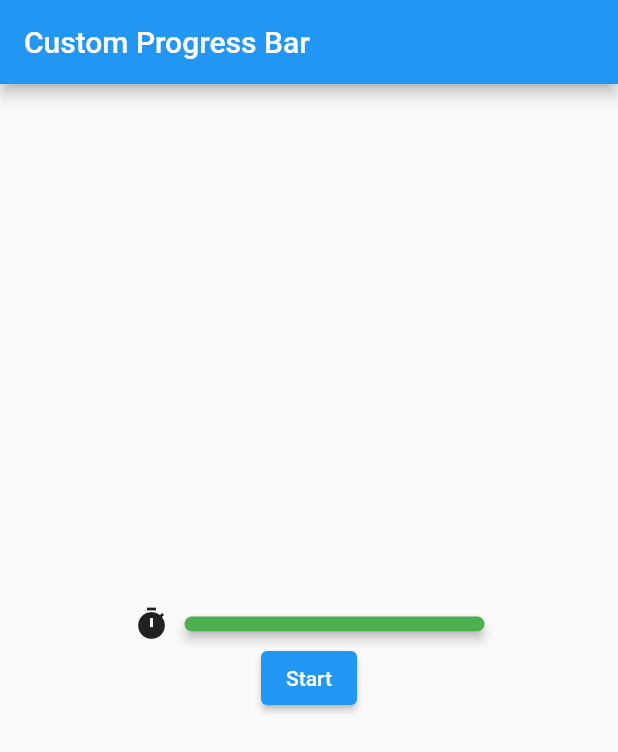
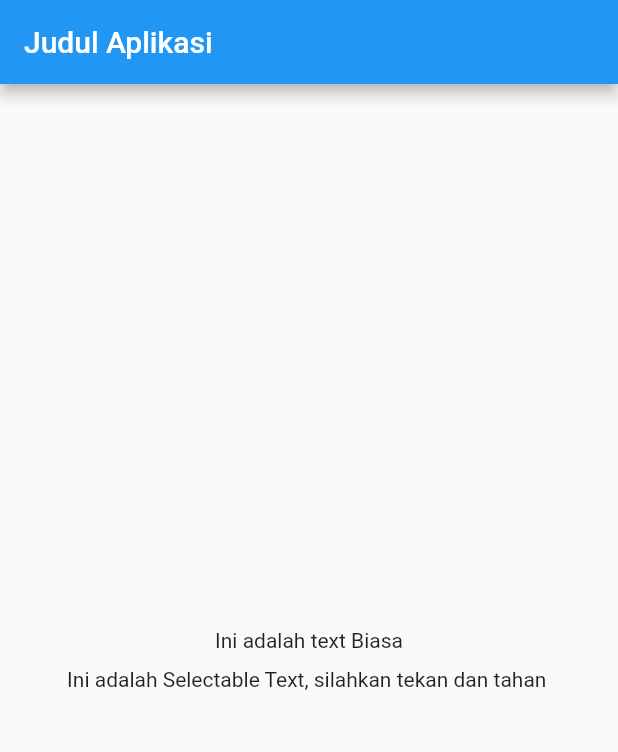
Before and after one commit to askaerlangga/belajar_flutter_dasar, a Flutter app: the screen it shows after launch, on a phone screen of 412 x 824 dp. Shown: the top 752 px of the screen. Run offline on Flutter 3.47's test engine with Material 2 defaults, Android fonts, the phone set to English and light mode, and no system bars.

Commit message:
SelectableText

```diff
--- a/lib/main.dart
+++ b/lib/main.dart
@@ -1,52 +1,36 @@
-import 'dart:async';
-
-import 'package:belajar_flutter_dasar/progress_bar.dart';
-import 'package:belajar_flutter_dasar/time_state.dart';
 import 'package:flutter/material.dart';
-import 'package:provider/provider.dart';
 
 void main() {
-  runApp(MyApp());
+  runApp(const MyApp());
 }
 
-class MyApp extends StatelessWidget {
-  MyApp({Key? key}) : super(key: key);
+class MyApp extends StatefulWidget {
+  const MyApp({Key? key}) : super(key: key);
 
+  @override
+  State<MyApp> createState() => _MyAppState();
+}
+
+class _MyAppState extends State<MyApp> {
   @override
   Widget build(BuildContext context) {
     return MaterialApp(
       home: Scaffold(
         appBar: AppBar(
-          title: Text('Custom Progress Bar'),
+          title: Text('Judul Aplikasi'),
         ),
         body: Center(
-          child: ChangeNotifierProvider(
-            create: (context) => TimeState(),
             child: Column(
-              mainAxisAlignment: MainAxisAlignment.center,
-              crossAxisAlignment: CrossAxisAlignment.center,
-              children: [
-                Consumer<TimeState>(
-                  builder: (context, timeState, _) => CustomProgressBar(
-                    200,
-                    timeState.time,
-                    15,
-                  ),
-                ),
-                Consumer<TimeState>(
-                    builder: (context, timeState, _) => ElevatedButton(
-                        onPressed: () {
-                          Timer.periodic(Duration(seconds: 1), (timer) {
-                            (timeState.time == 0)
-                                ? timer.cancel()
-                                : timeState.time -= 1;
-                          });
-                        },
-                        child: Text('Start')))
-              ],
+          mainAxisAlignment: MainAxisAlignment.center,
+          children: <Widget>[
+            Text('Ini adalah text Biasa'),
+            SizedBox(
+              height: 10,
             ),
-          ),
-        ),
+            SelectableText(
+                'Ini adalah Selectable Text, silahkan tekan dan tahan'),
+          ],
+        )),
       ),
     );
   }
--- a/lib/progress_bar.dart
+++ /dev/null
@@ -1,47 +0,0 @@
-import 'package:flutter/material.dart';
-
-class CustomProgressBar extends StatelessWidget {
-  final double width;
-  final int value;
-  final int totalValue;
-
-  CustomProgressBar(this.width, this.value, this.totalValue);
-
-  @override
-  Widget build(BuildContext context) {
-    double ratio = value / totalValue;
-    return Row(
-      mainAxisAlignment: MainAxisAlignment.center,
-      children: <Widget>[
-        Container(margin: EdgeInsets.only(right: 10), child: Icon(Icons.timer)),
-        Stack(
-          children: <Widget>[
-            Container(
-              width: width,
-              height: 10,
-              decoration: BoxDecoration(
-                  color: Colors.grey.shade400,
-                  borderRadius: BorderRadius.circular(5)),
-            ),
-            Material(
-              elevation: 3,
-              borderRadius: BorderRadius.circular(5),
-              child: AnimatedContainer(
-                height: 10,
-                width: width * ratio,
-                duration: Duration(milliseconds: 500),
-                decoration: BoxDecoration(
-                    color: (ratio < 0.3)
-                        ? Colors.red
-                        : (ratio < 0.5)
-                            ? Colors.amber
-                            : Colors.green,
-                    borderRadius: BorderRadius.circular(5)),
-              ),
-            )
-          ],
-        )
-      ],
-    );
-  }
-}
--- a/lib/time_state.dart
+++ /dev/null
@@ -1,10 +0,0 @@
-import 'package:flutter/material.dart';
-
-class TimeState with ChangeNotifier {
-  int _time = 15;
-  int get time => _time;
-  set time(int newTime) {
-    _time = newTime;
-    notifyListeners();
-  }
-}
```
